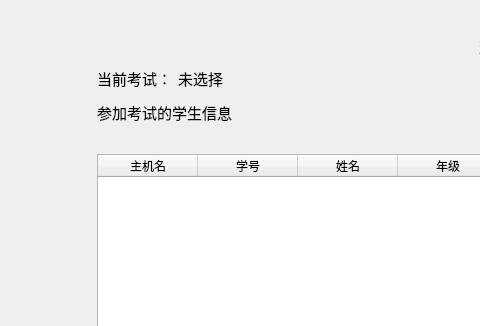
Above: server/examcontrol.ui from AlanForeverAi/Exams before the change; both pictures show x 0 to 480 and y 0 to 326 of the 1240 by 650 pixel window. Below: the same form after it.
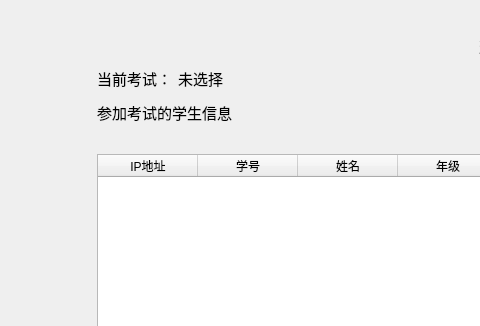
That is the form after the change.

```diff
--- a/server/examcontrol.ui
+++ b/server/examcontrol.ui
@@ -387,7 +387,7 @@
        </property>
        <column>
         <property name="text">
-         <string>主机名</string>
+         <string>IP地址</string>
         </property>
        </column>
        <column>
```
